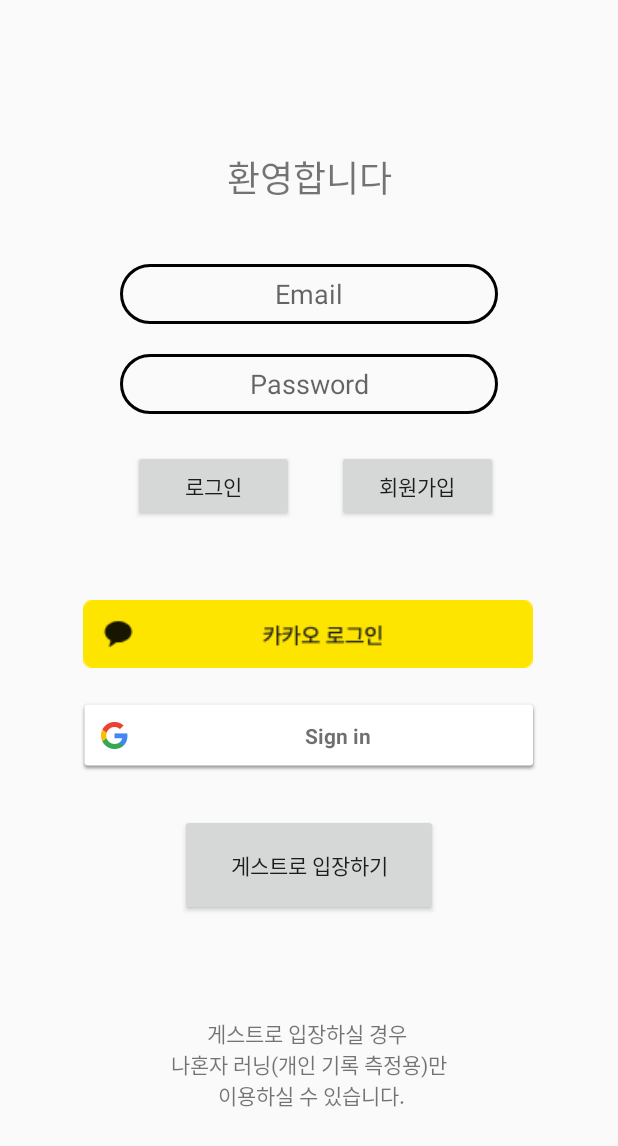
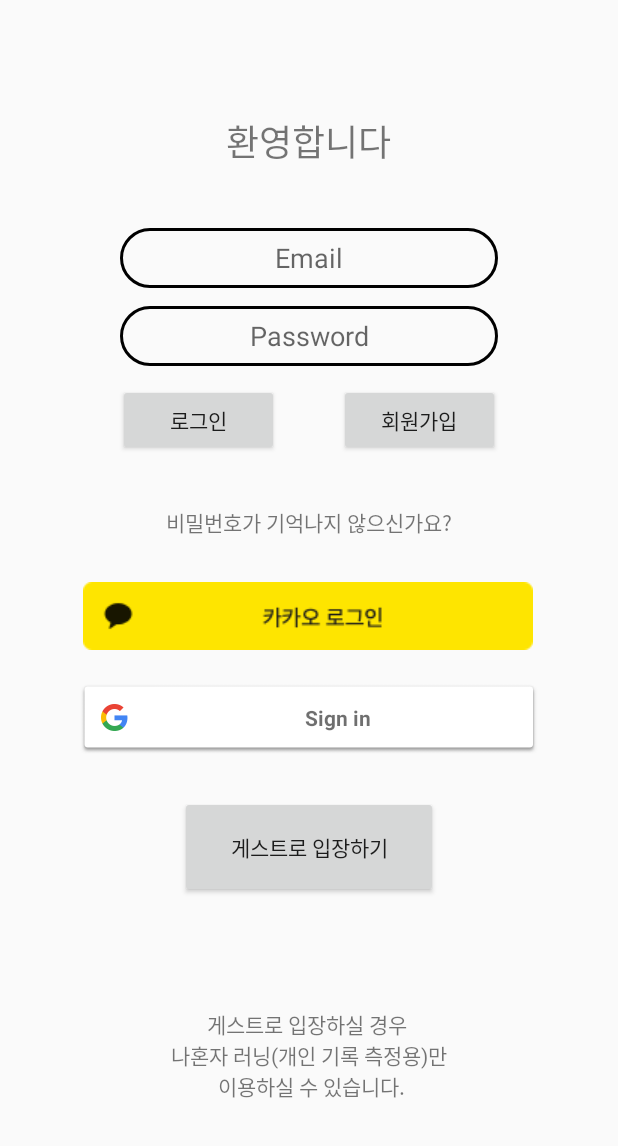
Before and after one commit to HaengSu/App_Running, an Android app: the screen it shows after launch (MainActivity), on a phone screen of 412 x 824 dp. Shown: the top 1146 px of the screen. Run offline under Robolectric (Android 15) with nearby library versions, the phone set to English and light mode, and no system bars; our stand-ins replace Firebase (no records; nobody signed in at launch, a user with empty details on screens opened directly).

Commit message:
기본 회원가입,Login,비밀번호 찾기 구현 완료(firebase 연동)

```diff
--- a/app/src/main/java/org/techtown/app_running/view/fragment/FragmentLogin.kt
+++ b/app/src/main/java/org/techtown/app_running/view/fragment/FragmentLogin.kt
@@ -17,6 +17,7 @@ import com.google.firebase.auth.ktx.auth
 import com.google.firebase.ktx.Firebase
 import org.techtown.app_running.R
 import org.techtown.app_running.databinding.FragmentLoginBinding
+import org.techtown.app_running.view.CustomDialog
 import org.techtown.app_running.view.MainActivity
 
 class FragmentLogin : Fragment(), View.OnClickListener {
@@ -46,8 +47,8 @@ class FragmentLogin : Fragment(), View.OnClickListener {
         binding.guestLogin.setOnClickListener(this)
         binding.signUp.setOnClickListener(this)
         binding.login.setOnClickListener(this)
+        binding.findPassword.setOnClickListener(this)
     }
-
 
     override fun onClick(p0: View?) {
         when (p0?.id) {
@@ -79,8 +80,11 @@ class FragmentLogin : Fragment(), View.OnClickListener {
                                 ).show()
                             }
                         }
-
                 }
+            }
+            binding.findPassword.id -> {
+                var dialog = CustomDialog(mContext)
+                dialog.showDialog()
             }
         }
     }
--- a/app/src/main/java/org/techtown/app_running/view/fragment/FragmentSignUp.kt
+++ b/app/src/main/java/org/techtown/app_running/view/fragment/FragmentSignUp.kt
@@ -70,7 +70,8 @@ class FragmentSignUp : Fragment(), View.OnClickListener {
                                 navController.navigate(R.id.action_fragmentSignUp_to_fragmentLogin)
 
                             } else {
-                                Toast.makeText(mContext, "이미 가입되어 있는 이메일 입니다.", Toast.LENGTH_SHORT)
+                                Log.d(TAG, "onClick: 계정 생성 실패")
+                                Toast.makeText(mContext, "계정 생성에 실패하였습니다.", Toast.LENGTH_SHORT)
                                     .show()
                             }
                         }
--- a/app/src/main/res/layout/fragment_login.xml
+++ b/app/src/main/res/layout/fragment_login.xml
@@ -10,10 +10,11 @@
         android:id="@+id/textView"
         android:layout_width="wrap_content"
         android:layout_height="wrap_content"
-        android:layout_marginTop="100dp"
+        android:layout_marginTop="76dp"
         android:text="환영합니다"
         android:textSize="24dp"
         app:layout_constraintEnd_toEndOf="parent"
+        app:layout_constraintHorizontal_bias="0.498"
         app:layout_constraintStart_toStartOf="parent"
         app:layout_constraintTop_toTopOf="parent" />
 
@@ -32,31 +33,32 @@
         app:layout_constraintStart_toStartOf="parent"
         app:layout_constraintTop_toBottomOf="@+id/textView" />
 
+
     <EditText
         android:id="@+id/password"
         android:layout_width="0dp"
         android:layout_height="40dp"
         android:layout_marginStart="80dp"
-        android:layout_marginTop="20dp"
+        android:layout_marginTop="12dp"
         android:layout_marginEnd="80dp"
         android:background="@drawable/shape_round"
         android:gravity="center"
         android:hint="Password"
         app:layout_constraintEnd_toEndOf="parent"
-        app:layout_constraintHorizontal_bias="0.503"
+        app:layout_constraintHorizontal_bias="1.0"
         app:layout_constraintStart_toStartOf="parent"
         app:layout_constraintTop_toBottomOf="@+id/email" />
-
 
     <Button
         android:id="@+id/login"
         android:layout_width="107dp"
         android:layout_height="wrap_content"
         android:layout_marginStart="80dp"
-        android:layout_marginTop="24dp"
+        android:layout_marginTop="12dp"
         android:layout_marginEnd="20dp"
         android:text="로그인"
         app:layout_constraintEnd_toStartOf="@+id/signUp"
+        app:layout_constraintHorizontal_bias="0.058"
         app:layout_constraintStart_toStartOf="parent"
         app:layout_constraintTop_toBottomOf="@+id/password" />
 
@@ -64,18 +66,30 @@
         android:id="@+id/signUp"
         android:layout_width="107dp"
         android:layout_height="wrap_content"
-        android:layout_marginTop="24dp"
+        android:layout_marginStart="20dp"
+        android:layout_marginTop="12dp"
         android:layout_marginEnd="80dp"
         android:text="회원가입"
         app:layout_constraintEnd_toEndOf="parent"
+        app:layout_constraintStart_toEndOf="@+id/login"
         app:layout_constraintTop_toBottomOf="@+id/password" />
 
+    <TextView
+        android:id="@+id/findPassword"
+        android:layout_width="wrap_content"
+        android:layout_height="wrap_content"
+        android:text="@string/question"
+        app:layout_constraintBottom_toBottomOf="parent"
+        app:layout_constraintEnd_toEndOf="parent"
+        app:layout_constraintStart_toStartOf="parent"
+        app:layout_constraintTop_toBottomOf="@+id/password"
+        app:layout_constraintVertical_bias="0.167" />
 
     <ImageView
         android:id="@+id/imageView"
         android:layout_width="wrap_content"
         android:layout_height="wrap_content"
-        android:layout_marginTop="124dp"
+        android:layout_marginTop="144dp"
         android:src="@drawable/kakao_login"
         app:layout_constraintEnd_toEndOf="parent"
         app:layout_constraintHorizontal_bias="0.495"
--- a/app/src/main/res/values/strings.xml
+++ b/app/src/main/res/values/strings.xml
@@ -1,6 +1,9 @@
 <resources>
     <string name="app_name">App_Running</string>
     <string name="guest_content">게스트로 입장하실 경우 \n 나혼자 러닝(개인 기록 측정용)만 \n 이용하실 수 있습니다.</string>
+    <string name="password_rule">여섯자리 이상 입력해 주세요</string>
+    <string name="find_password">비밀번호 재설정 이메일을 받을 \n 주소를 입력해주세요</string>
+    <string name="question">비밀번호가 기억나지 않으신가요?</string>
 
     <!-- TODO: Remove or change this placeholder text -->
     <string name="hello_blank_fragment">Hello blank fragment</string>
```
Also changed, not shown: app/src/main/java/org/techtown/app_running/view/CustomDialog.kt (added, +73 -0 lines), app/src/main/res/layout/fragment_pasword_dialog.xml (added, +76 -0 lines), app/src/main/res/layout/fragment_sign_up.xml (+16 -6 lines), app/src/main/res/drawable/cancel.png (added).
